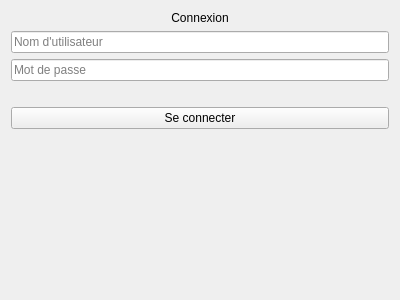
Qt form views/ui/login.ui (itsjeanem/projet-progres) before a commit.
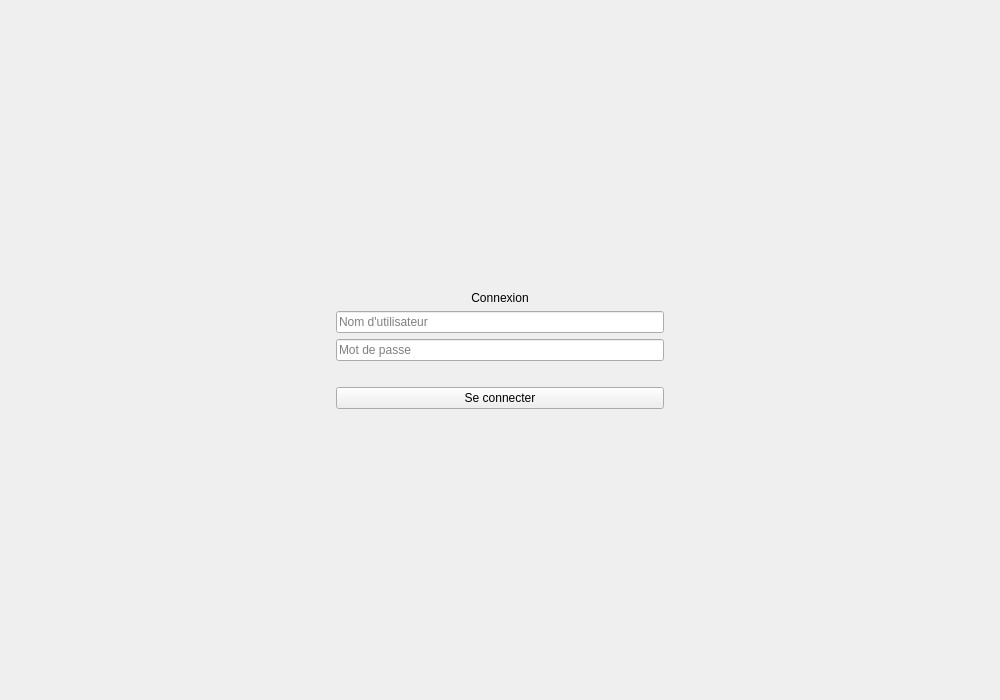
The same form after that commit.

Commit message: feat: implement splash screen and enhance login view

```diff
--- a/views/ui/login.ui
+++ b/views/ui/login.ui
@@ -1,20 +1,51 @@
 <?xml version="1.0" encoding="UTF-8"?>
 <ui version="4.0">
  <class>LoginForm</class>
- <widget class="QWidget" name="LoginForm">
+ <widget class="QMainWindow" name="LoginForm">
   <property name="geometry">
    <rect>
     <x>0</x>
     <y>0</y>
-    <width>400</width>
-    <height>300</height>
+    <width>1000</width>
+    <height>700</height>
    </rect>
   </property>
   <property name="windowTitle">
    <string>Connexion</string>
   </property>
+  <widget class="QWidget" name="centralwidget">
   <layout class="QVBoxLayout" name="verticalLayout">
    <item>
+     <spacer name="verticalSpacer_top">
+      <property name="orientation">
+       <enum>Qt::Vertical</enum>
+      </property>
+      <property name="sizeHint" stdset="0">
+       <size>
+        <width>20</width>
+        <height>100</height>
+       </size>
+      </property>
+     </spacer>
+    </item>
+    <item>
+     <layout class="QHBoxLayout" name="horizontalLayout">
+      <item>
+       <spacer name="horizontalSpacer_left">
+        <property name="orientation">
+         <enum>Qt::Horizontal</enum>
+        </property>
+        <property name="sizeHint" stdset="0">
+         <size>
+          <width>250</width>
+          <height>20</height>
+         </size>
+        </property>
+       </spacer>
+      </item>
+      <item>
+       <layout class="QVBoxLayout" name="formLayout">
+        <item>
     <widget class="QLabel" name="label">
      <property name="text">
       <string>Connexion</string>
@@ -61,20 +92,38 @@
      </property>
     </widget>
    </item>
+       </layout>
+      </item>
    <item>
-    <spacer name="verticalSpacer">
+       <spacer name="horizontalSpacer_right">
+        <property name="orientation">
+         <enum>Qt::Horizontal</enum>
+        </property>
+        <property name="sizeHint" stdset="0">
+         <size>
+          <width>250</width>
+          <height>20</height>
+         </size>
+        </property>
+       </spacer>
+      </item>
+     </layout>
+    </item>
+    <item>
+     <spacer name="verticalSpacer_bottom">
      <property name="orientation">
       <enum>Qt::Vertical</enum>
      </property>
      <property name="sizeHint" stdset="0">
       <size>
        <width>20</width>
-       <height>40</height>
+        <height>100</height>
       </size>
      </property>
     </spacer>
    </item>
   </layout>
+  </widget>
  </widget>
  <resources/>
  <connections/>
```
Lines whose indentation alone changed are shown as unchanged. The commit also changes 4 other files.
